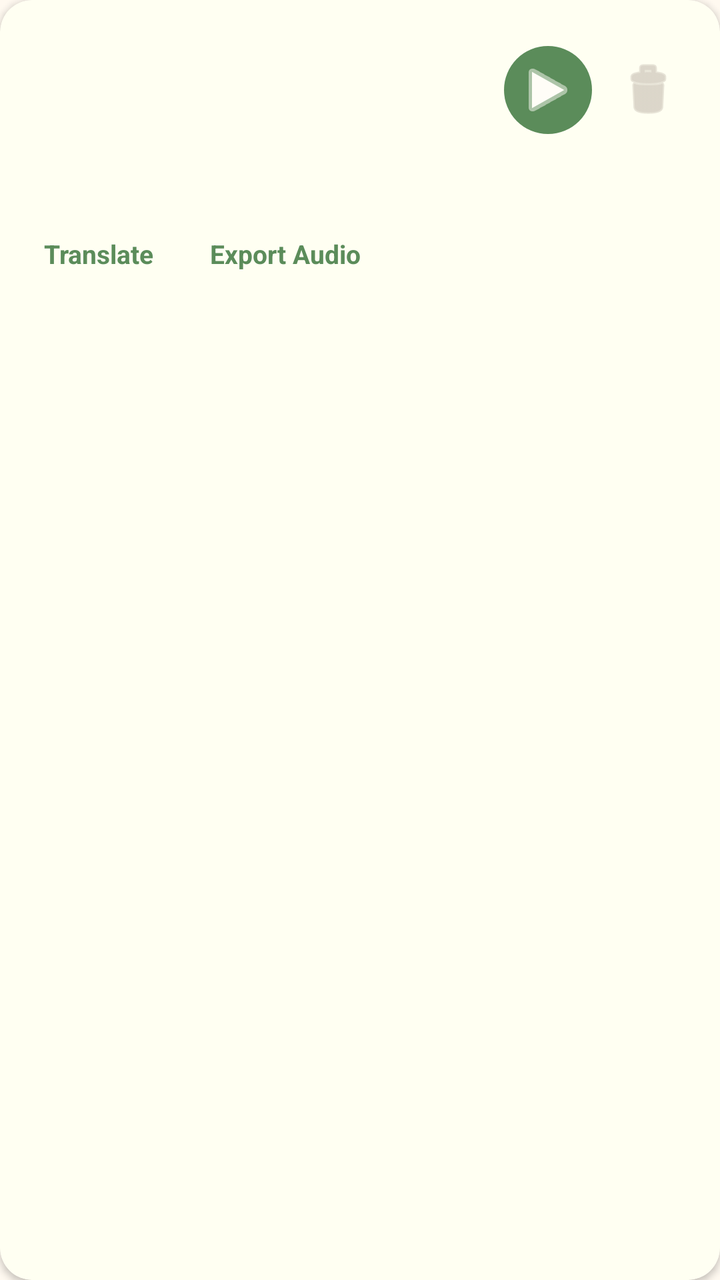
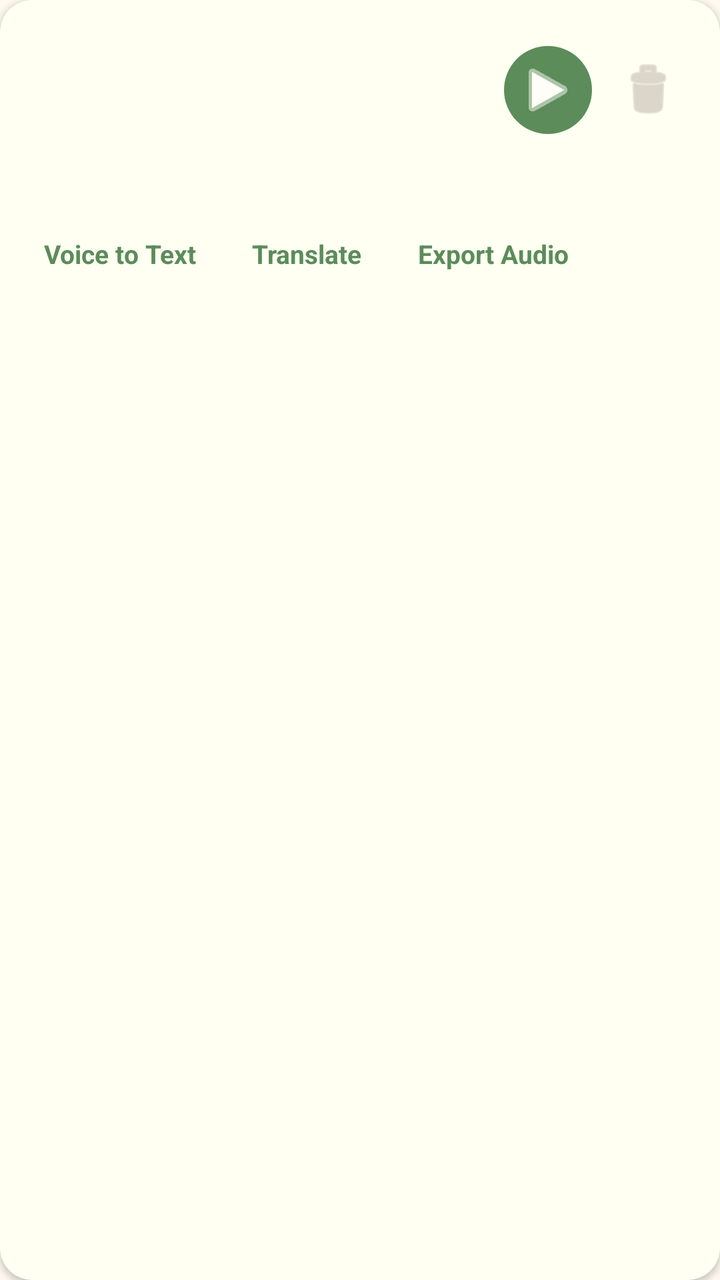

An Android layout rendered at two revisions. The XML below is the earlier revision; the diff shows what the commit changed to produce the second picture.
<!-- AndroidManifest.xml: application theme Theme.VoiceText -->
<!-- res/layout/item_recording.xml -->
<?xml version="1.0" encoding="utf-8"?>
<androidx.cardview.widget.CardView
    xmlns:android="http://schemas.android.com/apk/res/android"
    xmlns:app="http://schemas.android.com/apk/res-auto"
    android:layout_width="match_parent"
    android:layout_height="wrap_content"
    android:layout_margin="6dp"
    app:cardCornerRadius="16dp"
    app:cardElevation="2dp"
    app:cardBackgroundColor="@color/card_bg">

    <LinearLayout
        android:layout_width="match_parent"
        android:layout_height="wrap_content"
        android:orientation="vertical"
        android:padding="16dp">

        <LinearLayout
            android:layout_width="match_parent"
            android:layout_height="wrap_content"
            android:gravity="center_vertical"
            android:orientation="horizontal">

            <LinearLayout
                android:layout_width="0dp"
                android:layout_height="wrap_content"
                android:layout_weight="1"
                android:orientation="vertical">

                <TextView
                    android:id="@+id/recording_title"
                    android:layout_width="wrap_content"
                    android:layout_height="wrap_content"
                    android:textColor="@color/text_primary"
                    android:textSize="16sp"
                    android:textStyle="bold" />

                <TextView
                    android:id="@+id/recording_date"
                    android:layout_width="wrap_content"
                    android:layout_height="wrap_content"
                    android:layout_marginTop="2dp"
                    android:textColor="@color/text_secondary"
                    android:textSize="12sp" />

                <TextView
                    android:id="@+id/recording_duration"
                    android:layout_width="wrap_content"
                    android:layout_height="wrap_content"
                    android:layout_marginTop="2dp"
                    android:textColor="@color/primary"
                    android:textSize="12sp" />

            </LinearLayout>

            <ImageButton
                android:id="@+id/btn_play"
                android:layout_width="44dp"
                android:layout_height="44dp"
                android:background="@drawable/ghibli_button_primary"
                android:contentDescription="Play"
                android:src="@android:drawable/ic_media_play"
                app:tint="@color/white" />

            <ImageButton
                android:id="@+id/btn_delete"
                android:layout_width="40dp"
                android:layout_height="40dp"
                android:layout_marginStart="8dp"
                android:background="?attr/selectableItemBackgroundBorderless"
                android:contentDescription="@string/delete"
                android:src="@android:drawable/ic_menu_delete"
                app:tint="@color/gray" />

        </LinearLayout>

        <TextView
            android:id="@+id/recording_text"
            android:layout_width="match_parent"
            android:layout_height="wrap_content"
            android:layout_marginTop="12dp"
            android:textColor="@color/text_secondary"
            android:textSize="13sp"
            android:maxLines="3"
            android:ellipsize="end" />

        
        <LinearLayout
            android:layout_width="match_parent"
            android:layout_height="wrap_content"
            android:layout_marginTop="8dp"
            android:gravity="center_vertical"
            android:orientation="horizontal">

            
            <TextView
                android:id="@+id/btn_translate"
                android:layout_width="wrap_content"
                android:layout_height="wrap_content"
                android:background="?attr/selectableItemBackground"
                android:clickable="true"
                android:focusable="true"
                android:padding="6dp"
                android:text="@string/translate"
                android:textColor="@color/primary"
                android:textSize="13sp"
                android:textStyle="bold" />

            
            <TextView
                android:id="@+id/btn_export_mp3"
                android:layout_width="wrap_content"
                android:layout_height="wrap_content"
                android:layout_marginStart="16dp"
                android:background="?attr/selectableItemBackground"
                android:clickable="true"
                android:focusable="true"
                android:padding="6dp"
                android:text="@string/export_audio"
                android:textColor="@color/primary"
                android:textSize="13sp"
                android:textStyle="bold" />

        </LinearLayout>

        
        <TextView
            android:id="@+id/recording_translated_text"
            android:layout_width="match_parent"
            android:layout_height="wrap_content"
            android:layout_marginTop="4dp"
            android:textColor="@color/accent"
            android:textSize="13sp"
            android:textStyle="bold"
            android:visibility="gone" />

    </LinearLayout>

</androidx.cardview.widget.CardView>
<!-- resources referenced by this layout -->
<resources>
  <color name="accent">#E8A87C</color>
  <color name="card_bg">#FFFFFFF2</color>
  <color name="gray">#C4BBAF</color>
  <color name="primary">#5B8C5A</color>
  <color name="text_primary">#3E3A35</color>
  <color name="text_secondary">#7A7568</color>
  <color name="white">#FFFDF7</color>
  <!-- drawable ghibli_button_primary (drawable) -->
  <?xml version="1.0" encoding="utf-8"?>
  <shape xmlns:android="http://schemas.android.com/apk/res/android"
      android:shape="oval">
      <solid android:color="@color/primary" />
      <corners android:radius="22dp" />
  </shape>
  <string name="delete">Delete</string>
  <string name="export_audio">Export Audio</string>
  <string name="translate">Translate</string>
  <style name="Theme.VoiceText" parent="Theme.MaterialComponents.DayNight.NoActionBar">
          <item name="colorPrimary">@color/primary</item>
          <item name="colorPrimaryVariant">@color/primary_dark</item>
          <item name="colorOnPrimary">@color/white</item>
          <item name="colorSecondary">@color/accent</item>
          <item name="colorSecondaryVariant">@color/accent_dark</item>
          <item name="colorOnSecondary">@color/white</item>
          <item name="android:statusBarColor">@color/primary_dark</item>
          <item name="android:windowBackground">@color/background</item>
          <item name="android:colorBackground">@color/background</item>
      </style>
  <color name="primary_dark">#4A7A49</color>
  <color name="accent_dark">#D4956B</color>
  <color name="background">#FFF9F0</color>
</resources>

<!-- the commit's change to res/layout/item_recording.xml (unified diff, before → after) -->
@@ -74,6 +74,7 @@
 
         </LinearLayout>
 
+        
         <TextView
             android:id="@+id/recording_text"
             android:layout_width="match_parent"
@@ -85,6 +86,17 @@
             android:ellipsize="end" />
 
         
+        <TextView
+            android:id="@+id/recording_translated_text"
+            android:layout_width="match_parent"
+            android:layout_height="wrap_content"
+            android:layout_marginTop="4dp"
+            android:textColor="@color/accent"
+            android:textSize="13sp"
+            android:textStyle="bold"
+            android:visibility="gone" />
+
+        
         <LinearLayout
             android:layout_width="match_parent"
             android:layout_height="wrap_content"
@@ -94,9 +106,24 @@
 
             
             <TextView
+                android:id="@+id/btn_voice_to_text"
+                android:layout_width="wrap_content"
+                android:layout_height="wrap_content"
+                android:background="?attr/selectableItemBackground"
+                android:clickable="true"
+                android:focusable="true"
+                android:padding="6dp"
+                android:text="@string/voice_to_text"
+                android:textColor="@color/primary"
+                android:textSize="13sp"
+                android:textStyle="bold" />
+
+            
+            <TextView
                 android:id="@+id/btn_translate"
                 android:layout_width="wrap_content"
                 android:layout_height="wrap_content"
+                android:layout_marginStart="16dp"
                 android:background="?attr/selectableItemBackground"
                 android:clickable="true"
                 android:focusable="true"
@@ -123,17 +150,6 @@
 
         </LinearLayout>
 
-        
-        <TextView
-            android:id="@+id/recording_translated_text"
-            android:layout_width="match_parent"
-            android:layout_height="wrap_content"
-            android:layout_marginTop="4dp"
-            android:textColor="@color/accent"
-            android:textSize="13sp"
-            android:textStyle="bold"
-            android:visibility="gone" />
-
     </LinearLayout>
 
 </androidx.cardview.widget.CardView>
<!-- resource entries referenced after the edit -->
@@ -17,6 +17,7 @@
   <string name="delete">Delete</string>
   <string name="export_audio">Export Audio</string>
   <string name="translate">Translate</string>
+  <string name="voice_to_text">Voice to Text</string>
   <style name="Theme.VoiceText" parent="Theme.MaterialComponents.DayNight.NoActionBar">
           <item name="colorPrimary">@color/primary</item>
           <item name="colorPrimaryVariant">@color/primary_dark</item>
